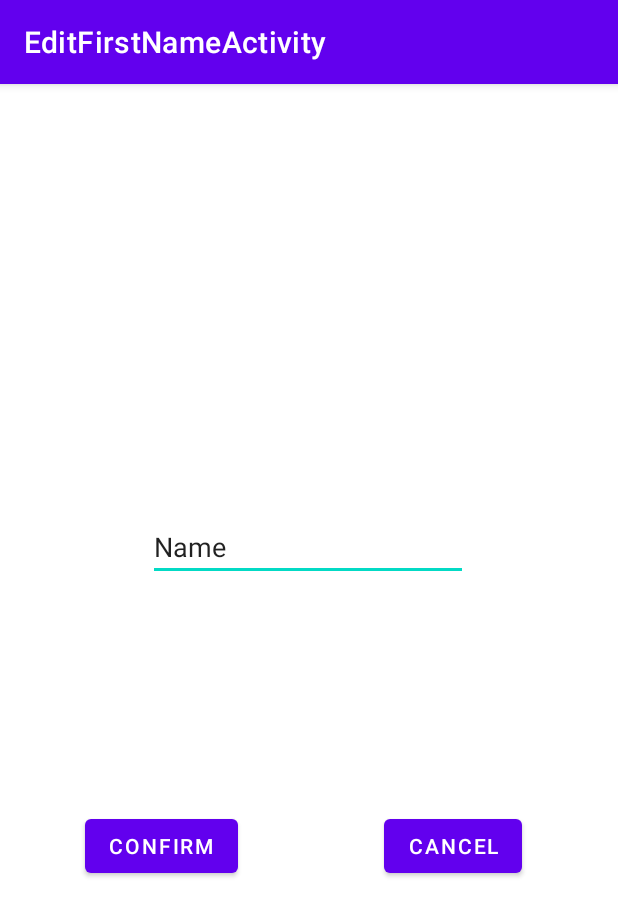
After one commit to functionNormally/Hello_World, an Android app: the EditFirstNameActivity screen opened directly, with no data from a screen before it, on a phone screen of 412 x 824 dp. The commit adds this screen. Shown: the top 916 px of the screen. Run offline under Robolectric (Android 15) with nearby library versions, the phone set to English and light mode, and no system bars; 2 statements that could not run were skipped.

Commit message:
add 2 new activities

```diff
--- a/app/src/main/java/com/example/helloworld/DateActivity.java
+++ b/app/src/main/java/com/example/helloworld/DateActivity.java
@@ -18,8 +18,6 @@ public class DateActivity extends AppCompatActivity implements DatePickerDialog.
     private Button buttonConfirm;
     private Button buttonCancel;
 
-    static final int RESULT_OK = 1;
-    static final int RESULT_CANCELED = 0;
 
     @Override
     protected void onCreate(Bundle savedInstanceState) {
--- /dev/null
+++ b/app/src/main/java/com/example/helloworld/EditFirstNameActivity.java
@@ -0,0 +1,60 @@
+package com.example.helloworld;
+
+import android.content.Intent;
+import android.os.Bundle;
+import android.view.View;
+import android.widget.Button;
+import android.widget.EditText;
+
+import androidx.appcompat.app.AppCompatActivity;
+
+public class EditFirstNameActivity extends AppCompatActivity {
+
+    private EditText firstNameEdit;
+    private Button buttonConfirm, buttonCancel;
+
+    @Override
+    protected void onCreate(Bundle savedInstanceState) {
+        super.onCreate(savedInstanceState);
+        setContentView(R.layout.activity_edit_first_name);
+
+        initView();
+    }
+
+    private void initView() {
+        firstNameEdit = (EditText) findViewById(R.id.edit_first_name);
+        buttonConfirm = (Button) findViewById(R.id.button_confirm);
+        buttonCancel = (Button) findViewById(R.id.button_cancel);
+
+        Stocker stocker = getStocker();
+        firstNameEdit.setText(stocker.getFirstname());
+    }
+
+    private Stocker getStocker() {
+        Intent i = getIntent();
+        Bundle bun = i.getExtras();
+
+        return bun.getParcelable("stocker");
+    }
+
+    private void btnClick(boolean confirm) {
+        Intent intent = new Intent(getApplicationContext(), MainActivity.class);
+        if (confirm) {
+            String firstNameEdited = firstNameEdit.getText().toString();
+            intent.putExtra("first_name_edited", firstNameEdited);
+            setResult(RESULT_OK, intent);
+        } else {
+            setResult(RESULT_CANCELED, intent);
+        }
+        finish();
+    }
+
+    public void confirmBtnClick(View v) {
+        btnClick(true);
+    }
+
+    public void cancelBtnClick(View v) {
+        btnClick(false);
+    }
+
+}
--- /dev/null
+++ b/app/src/main/res/layout/activity_edit_first_name.xml
@@ -0,0 +1,44 @@
+<?xml version="1.0" encoding="utf-8"?>
+<androidx.constraintlayout.widget.ConstraintLayout xmlns:android="http://schemas.android.com/apk/res/android"
+    xmlns:app="http://schemas.android.com/apk/res-auto"
+    xmlns:tools="http://schemas.android.com/tools"
+    android:layout_width="match_parent"
+    android:layout_height="match_parent">
+
+    <EditText
+        android:id="@+id/edit_first_name"
+        android:layout_width="wrap_content"
+        android:layout_height="wrap_content"
+        android:ems="10"
+        android:inputType="textPersonName"
+        android:text="Name"
+        app:layout_constraintBottom_toBottomOf="parent"
+        app:layout_constraintEnd_toEndOf="parent"
+        app:layout_constraintHorizontal_bias="0.497"
+        app:layout_constraintStart_toStartOf="parent"
+        app:layout_constraintTop_toTopOf="parent"
+        app:layout_constraintVertical_bias="0.396" />
+
+    <Button
+        android:id="@+id/button_confirm"
+        android:layout_width="wrap_content"
+        android:layout_height="wrap_content"
+        android:layout_marginBottom="236dp"
+        android:text="@string/btn_confirm"
+        android:onClick="confirmBtnClick"
+        app:layout_constraintBottom_toBottomOf="parent"
+        app:layout_constraintEnd_toStartOf="@+id/button_cancel"
+        app:layout_constraintHorizontal_bias="0.367"
+        app:layout_constraintStart_toStartOf="parent" />
+
+    <Button
+        android:id="@+id/button_cancel"
+        android:layout_width="wrap_content"
+        android:layout_height="wrap_content"
+        android:layout_marginEnd="64dp"
+        android:layout_marginBottom="236dp"
+        android:text="@string/btn_cancel"
+        android:onClick="cancelBtnClick"
+        app:layout_constraintBottom_toBottomOf="parent"
+        app:layout_constraintEnd_toEndOf="parent" />
+</androidx.constraintlayout.widget.ConstraintLayout>
```
Also changed, not shown: app/src/main/java/com/example/helloworld/ShowNameActivity.java (added, +35 -0 lines), app/src/main/res/layout/activity_show_name.xml (added, +19 -0 lines).
